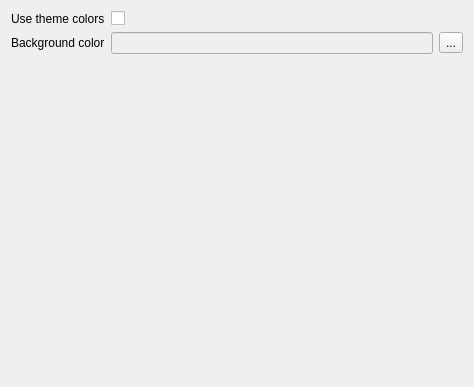
Before: the Qt Designer form examples/appbarsettingsform.ui in sebcaux/qt-material-widgets, drawn with Qt 5.
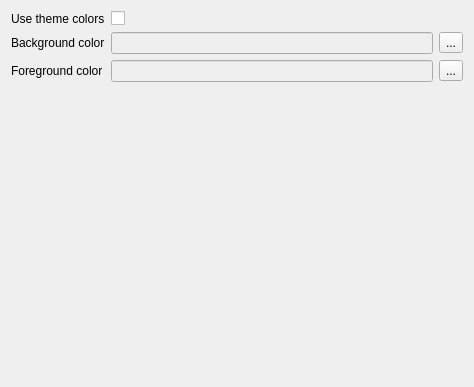
After: the same form once the commit is applied.

Commit message: [examples:appbar] Updated app bar with new appbar API, added foreground color

```diff
--- a/examples/appbarsettingsform.ui
+++ b/examples/appbarsettingsform.ui
@@ -51,6 +51,31 @@
        </item>
       </layout>
      </item>
+     <item row="2" column="0">
+      <widget class="QLabel" name="foregroundColorLabel">
+       <property name="text">
+        <string>Foreground color</string>
+       </property>
+      </widget>
+     </item>
+     <item row="2" column="1">
+      <layout class="QHBoxLayout" name="horizontalLayout_5">
+       <item>
+        <widget class="QLineEdit" name="foregroundColorLineEdit">
+         <property name="enabled">
+          <bool>false</bool>
+         </property>
+        </widget>
+       </item>
+       <item>
+        <widget class="QToolButton" name="foregroundColorToolButton">
+         <property name="text">
+          <string>...</string>
+         </property>
+        </widget>
+       </item>
+      </layout>
+     </item>
     </layout>
    </item>
   </layout>
```
The commit also changes 1 other file.
